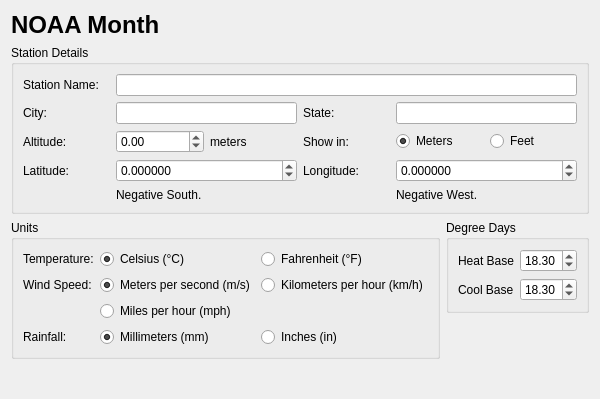
This is desktop/reporting/reports/noaamo/criteria.ui in davidrg/zxweather as Qt 5 draws it before an edit. The edited form follows.
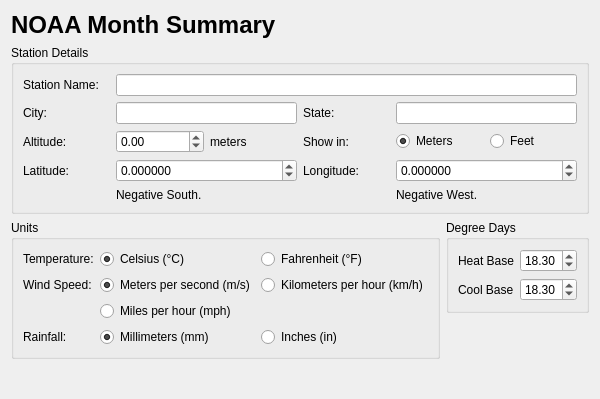
This is the edited form.

Commit message: Adjustments for NOAA Month report

What changed in the file:
```diff
--- a/desktop/reporting/reports/noaamo/criteria.ui
+++ b/desktop/reporting/reports/noaamo/criteria.ui
@@ -17,7 +17,7 @@
    <item row="0" column="0">
     <widget class="QLabel" name="label_16">
      <property name="text">
-      <string>&lt;html&gt;&lt;head/&gt;&lt;body&gt;&lt;p&gt;&lt;span style=&quot; font-size:xx-large; font-weight:600;&quot;&gt;NOAA Month&lt;/span&gt;&lt;/p&gt;&lt;/body&gt;&lt;/html&gt;</string>
+      <string>&lt;html&gt;&lt;head/&gt;&lt;body&gt;&lt;p&gt;&lt;span style=&quot; font-size:xx-large; font-weight:600;&quot;&gt;NOAA Month Summary&lt;/span&gt;&lt;/p&gt;&lt;/body&gt;&lt;/html&gt;</string>
      </property>
     </widget>
    </item>
```
Left out of the diff: 2 changed lines with no effect on the pictures. The commit also changes 1 other file.
